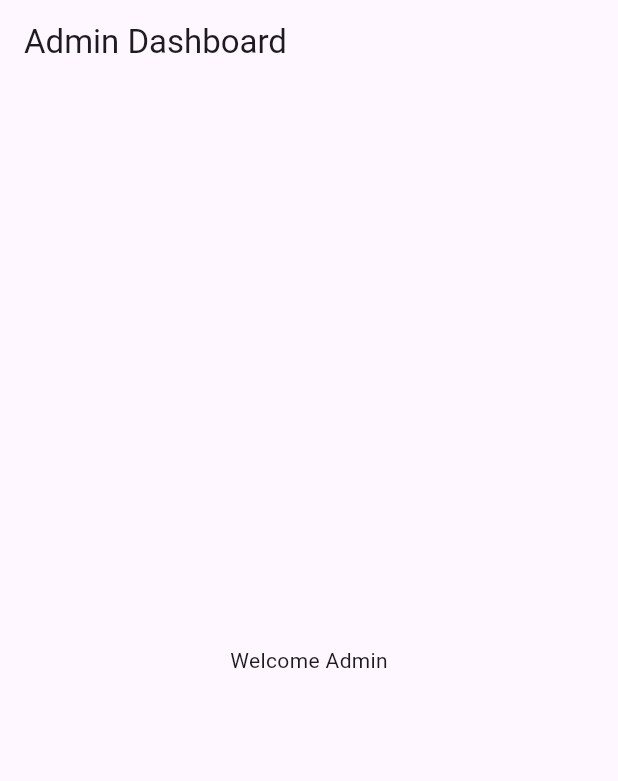
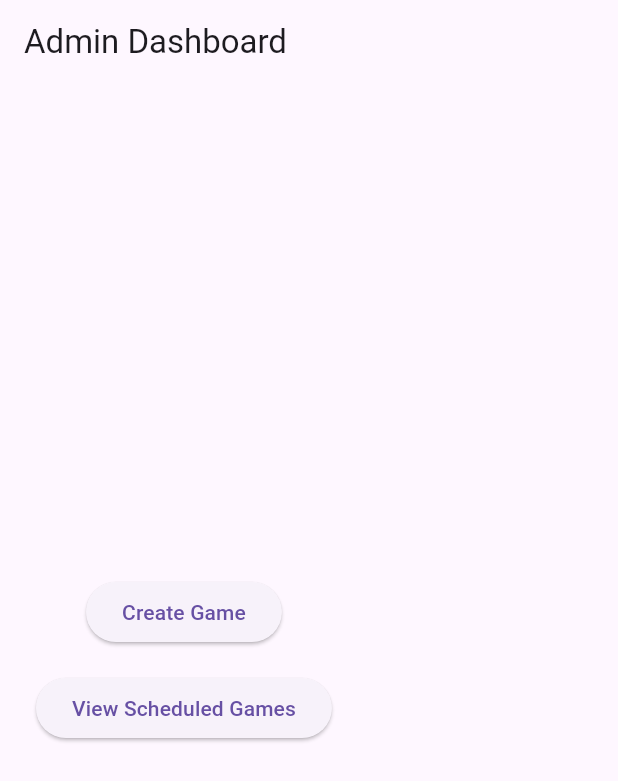
Before and after one commit to Cole-Brito/ENG4001, a Flutter app: the AdminDashboard screen opened directly, on a phone screen of 412 x 824 dp. Shown: the top 781 px of the screen. Run offline on Flutter 3.47's test engine with Material 3 defaults, Android fonts, the light colour scheme and no system bars.

Commit message:
replaced some files with updated ones

```diff
--- a/lib/admin_dashboard.dart
+++ b/lib/admin_dashboard.dart
@@ -5,8 +5,10 @@
 *
 */
 
-// admin_dashboard.dart
+// lib/screens/admin_dashboard.dart
 import 'package:flutter/material.dart';
+import 'create_game_screen.dart';
+import 'scheduled_games_screen.dart';
 
 class AdminDashboard extends StatelessWidget {
   const AdminDashboard({super.key});
@@ -15,7 +17,37 @@ class AdminDashboard extends StatelessWidget {
   Widget build(BuildContext context) {
     return Scaffold(
       appBar: AppBar(title: Text('Admin Dashboard')),
-      body: Center(child: Text('Welcome Admin')),
+      body: Padding(
+        padding: const EdgeInsets.all(24),
+        child: Column(
+          mainAxisAlignment: MainAxisAlignment.center,
+          children: [
+            //Button for creating a game
+            ElevatedButton(
+              child: Text('Create Game'),
+              onPressed: () {
+                Navigator.push(
+                  context,
+                  MaterialPageRoute(builder: (context) => CreateGameScreen()),
+                );
+              },
+            ),
+            //Button for viewing schduled games
+            SizedBox(height: 16),
+            ElevatedButton(
+              child: Text('View Scheduled Games'),
+              onPressed: () {
+                Navigator.push(
+                  context,
+                  MaterialPageRoute(
+                    builder: (context) => ScheduledGamesScreen(),
+                  ),
+                );
+              },
+            ),
+          ],
+        ),
+      ),
     );
   }
 }
--- a/lib/main.dart
+++ b/lib/main.dart
@@ -6,8 +6,6 @@ void main() {
 }
 
 class MyApp extends StatelessWidget {
-  const MyApp({super.key});
-
   @override
   Widget build(BuildContext context) {
     return MaterialApp(
--- a/lib/member_dashboard.dart
+++ b/lib/member_dashboard.dart
@@ -5,17 +5,45 @@
 *
 */
 
-// member_dashboard.dart
+// lib/screens/member_dashboard.dart
 import 'package:flutter/material.dart';
+import 'package:intl/intl.dart';
+import '../data/mock_game_store.dart';
+//import '../models/game.dart';
 
 class MemberDashboard extends StatelessWidget {
-  const MemberDashboard({super.key});
-
   @override
   Widget build(BuildContext context) {
+    final games = MockGameStore.games;
+
     return Scaffold(
       appBar: AppBar(title: Text('Member Dashboard')),
-      body: Center(child: Text('Welcome Member')),
+      body: Padding(
+        padding: const EdgeInsets.all(16),
+        child:
+            games.isEmpty
+                ? Center(child: Text('No scheduled games available.'))
+                : ListView.builder(
+                  itemCount: games.length,
+                  itemBuilder: (context, index) {
+                    final game = games[index];
+                    final dateFormatted = DateFormat(
+                      'EEE, MMM d, yyyy', //
+                    ).format(game.date);
+                    return Card(
+                      margin: EdgeInsets.symmetric(vertical: 8),
+                      child: ListTile(
+                        leading: Icon(Icons.sports),
+                        title: Text('${game.format} Game'),
+                        subtitle: Text(
+                          'Date: $dateFormatted\n'
+                          'Courts: ${game.courts} | Players: ${game.players}',
+                        ),
+                      ),
+                    );
+                  },
+                ),
+      ),
     );
   }
 }
--- a/lib/scheduled_games_screen.dart
+++ b/lib/scheduled_games_screen.dart
@@ -5,8 +5,6 @@ import '../data/mock_game_store.dart';
 import '../models/game.dart';
 
 class ScheduledGamesScreen extends StatelessWidget {
-  const ScheduledGamesScreen({super.key});
-
   @override
   Widget build(BuildContext context) {
     final List<Game> games = MockGameStore.games;
```
